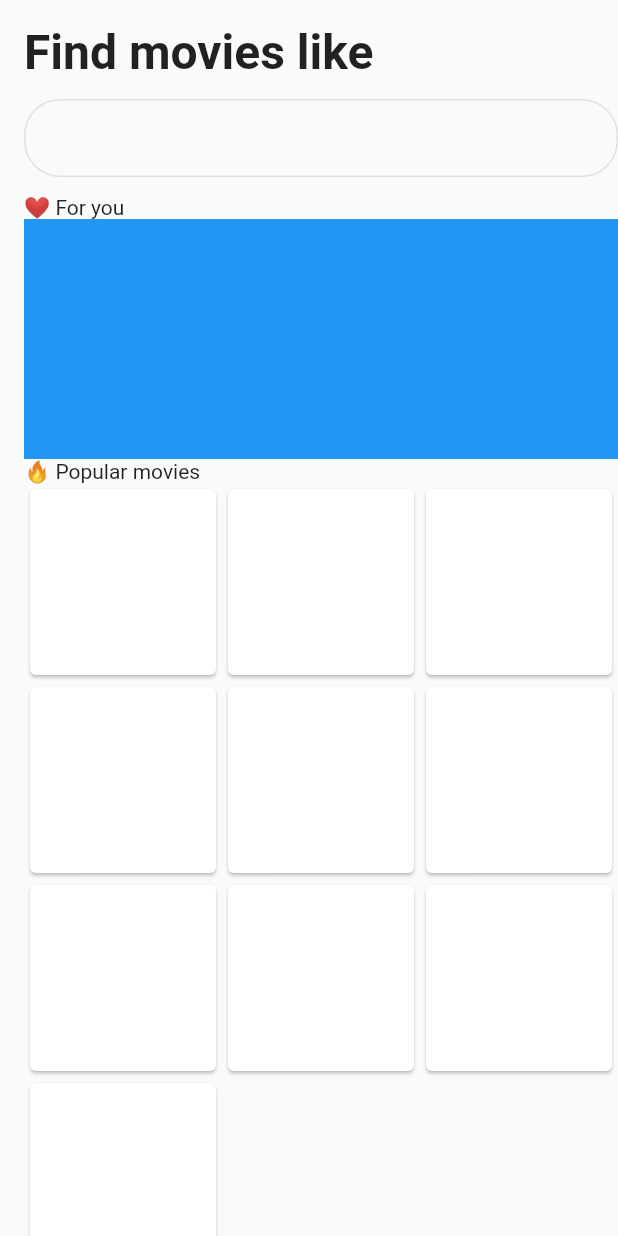
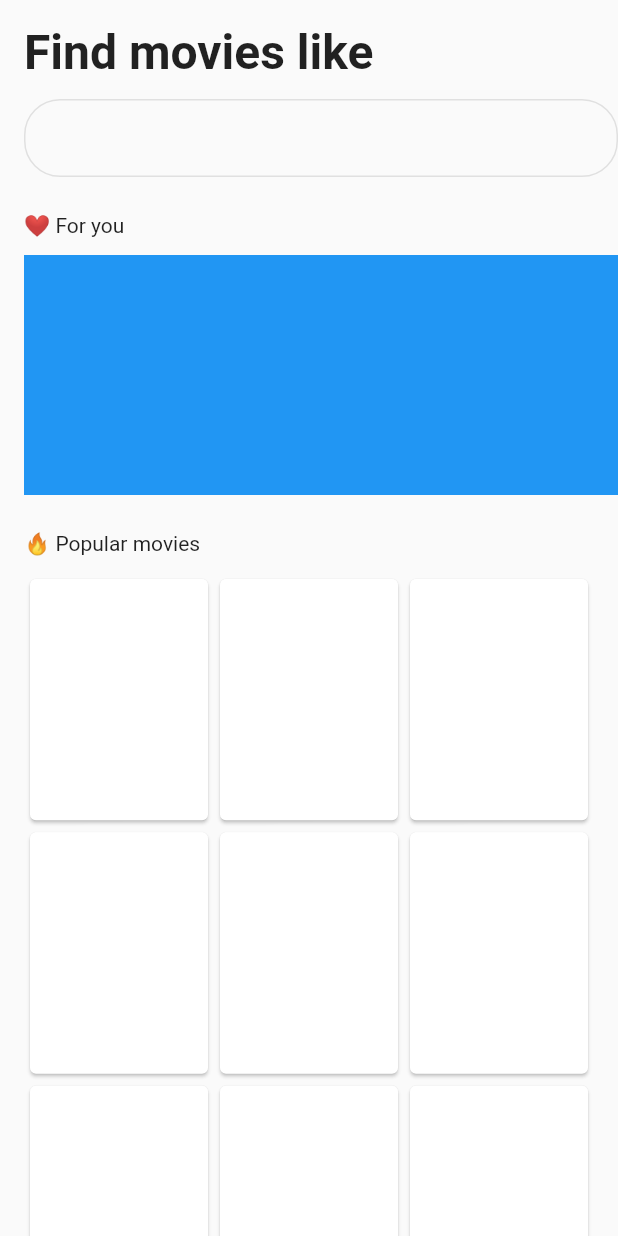
Before and after one commit to JAICHANGPARK/flutter_notebook_17th_story, a Flutter app: the screen it shows after launch, on a phone screen of 412 x 824 dp. Run offline on Flutter 3.47's test engine with Material 2 defaults, Android fonts, the phone set to English and light mode, and no system bars; our stand-ins replace cached_network_image, fl_chart, flutter_riverpod, ionicons, percent_indicator.

Commit message:
Update movie_finder_home_page.dart

```diff
--- a/lib/ep1014_movie_finder_app/src/movie_finder_home_page.dart
+++ b/lib/ep1014_movie_finder_app/src/movie_finder_home_page.dart
@@ -31,7 +31,7 @@ class MovieFinderHomePage extends StatelessWidget {
                     borderRadius: BorderRadius.circular(24)),
               ),
               SizedBox(
-                height: 12,
+                height: 24,
               ),
               Expanded(
                   child: SingleChildScrollView(
@@ -40,19 +40,33 @@ class MovieFinderHomePage extends StatelessWidget {
                   children: [
                     Text("❤ For you"),
                     SizedBox(
+                      height: 12,
+                    ),
+                    SizedBox(
                       height: 160,
                       child: Container(
                         color: Colors.blue,
                       ),
                     ),
+                    SizedBox(
+                      height: 24,
+                    ),
                     Text("🔥 Popular movies"),
-                    GridView.builder(
-                      itemCount: 10,
-                      shrinkWrap: true,
-                      gridDelegate: SliverGridDelegateWithFixedCrossAxisCount(crossAxisCount: 3),
-                      itemBuilder: (context, index) {
-                        return Card();
-                      },
+                    SizedBox(
+                      height: 12,
+                    ),
+                    Padding(
+                      padding: const EdgeInsets.only(right: 16),
+                      child: GridView.builder(
+                        itemCount: 10,
+                        shrinkWrap: true,
+
+                        gridDelegate: SliverGridDelegateWithFixedCrossAxisCount(crossAxisCount: 3,
+                        childAspectRatio: 6/8),
+                        itemBuilder: (context, index) {
+                          return Card();
+                        },
+                      ),
                     )
                   ],
                 ),
```
